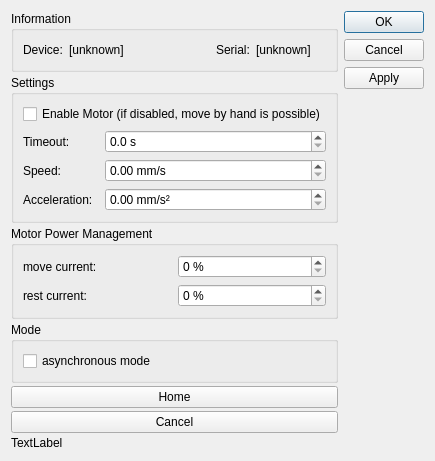
The window that ThorlabsKCubeIM/dialogThorlabsKCubeIM.ui (itom-project/plugins) describes before a commit, drawn with Qt 5.
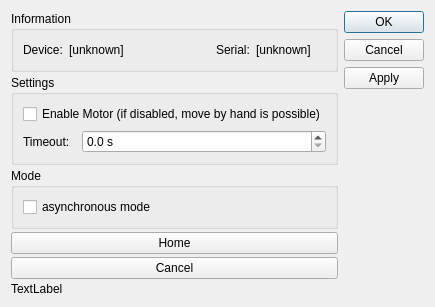
The same window after the commit.

What changed in the file:
```diff
--- a/ThorlabsKCubeIM/dialogThorlabsKCubeIM.ui
+++ b/ThorlabsKCubeIM/dialogThorlabsKCubeIM.ui
@@ -7,7 +7,7 @@
     <x>0</x>
     <y>0</y>
     <width>422</width>
-    <height>410</height>
+    <height>290</height>
    </rect>
   </property>
   <property name="windowTitle">
@@ -96,51 +96,6 @@
         <string>Settings</string>
        </property>
        <layout class="QGridLayout" name="gridLayout">
-        <item row="5" column="0">
-         <widget class="QLabel" name="label_10">
-          <property name="text">
-           <string>Speed:</string>
-          </property>
-         </widget>
-        </item>
-        <item row="6" column="2">
-         <widget class="QDoubleSpinBox" name="spinAccel">
-          <property name="sizePolicy">
-           <sizepolicy hsizetype="MinimumExpanding" vsizetype="Fixed">
-            <horstretch>0</horstretch>
-            <verstretch>0</verstretch>
-           </sizepolicy>
-          </property>
-          <property name="prefix">
-           <string/>
-          </property>
-          <property name="suffix">
-           <string> mm/s²</string>
-          </property>
-          <property name="decimals">
-           <number>2</number>
-          </property>
-          <property name="minimum">
-           <double>0.000000000000000</double>
-          </property>
-          <property name="maximum">
-           <double>5000.000000000000000</double>
-          </property>
-          <property name="singleStep">
-           <double>1.000000000000000</double>
-          </property>
-          <property name="value">
-           <double>0.000000000000000</double>
-          </property>
-         </widget>
-        </item>
-        <item row="6" column="0">
-         <widget class="QLabel" name="label_9">
-          <property name="text">
-           <string>Acceleration:</string>
-          </property>
-         </widget>
-        </item>
         <item row="1" column="0">
          <widget class="QLabel" name="label_11">
           <property name="text">
@@ -148,44 +103,6 @@
           </property>
          </widget>
         </item>
-        <item row="5" column="2">
-         <widget class="QDoubleSpinBox" name="spinSpeed">
-          <property name="sizePolicy">
-           <sizepolicy hsizetype="MinimumExpanding" vsizetype="Fixed">
-            <horstretch>0</horstretch>
-            <verstretch>0</verstretch>
-           </sizepolicy>
-          </property>
-          <property name="prefix">
-           <string/>
-          </property>
-          <property name="suffix">
-           <string> mm/s</string>
-          </property>
-          <property name="decimals">
-           <number>2</number>
-          </property>
-          <property name="minimum">
-           <double>0.000000000000000</double>
-          </property>
-          <property name="maximum">
-           <double>5000.000000000000000</double>
-          </property>
-          <property name="singleStep">
-           <double>1.000000000000000</double>
-          </property>
-          <property name="value">
-           <double>0.000000000000000</double>
-          </property>
-         </widget>
-        </item>
-        <item row="0" column="0" colspan="3">
-         <widget class="QCheckBox" name="checkEnabled">
-          <property name="text">
-           <string>Enable Motor (if disabled, move by hand is possible)</string>
-          </property>
-         </widget>
-        </item>
         <item row="1" column="2">
          <widget class="QDoubleSpinBox" name="spinTimeout">
           <property name="sizePolicy">
@@ -217,52 +134,10 @@
           </property>
          </widget>
         </item>
-       </layout>
-      </widget>
-     </item>
-     <item>
-      <widget class="QGroupBox" name="groupMotorPower">
-       <property name="minimumSize">
-        <size>
-         <width>0</width>
-         <height>0</height>
-        </size>
-       </property>
-       <property name="title">
-        <string>Motor Power Management</string>
-       </property>
-       <layout class="QGridLayout" name="gridLayout_3">
-        <item row="0" column="0">
-         <widget class="QLabel" name="label_3">
+        <item row="0" column="0" colspan="3">
+         <widget class="QCheckBox" name="checkEnabled">
           <property name="text">
-           <string>move current:</string>
-          </property>
-         </widget>
-        </item>
-        <item row="0" column="1">
-         <widget class="QSpinBox" name="spinMoveCurrent">
-          <property name="suffix">
-           <string> %</string>
-          </property>
-          <property name="maximum">
-           <number>100</number>
-          </property>
-         </widget>
-        </item>
-        <item row="1" column="0">
-         <widget class="QLabel" name="label_4">
-          <property name="text">
-           <string>rest current:</string>
-          </property>
-         </widget>
-        </item>
-        <item row="1" column="1">
-         <widget class="QSpinBox" name="spinRestCurrent">
-          <property name="suffix">
-           <string> %</string>
-          </property>
-          <property name="maximum">
-           <number>100</number>
+           <string>Enable Motor (if disabled, move by hand is possible)</string>
           </property>
          </widget>
         </item>
```
